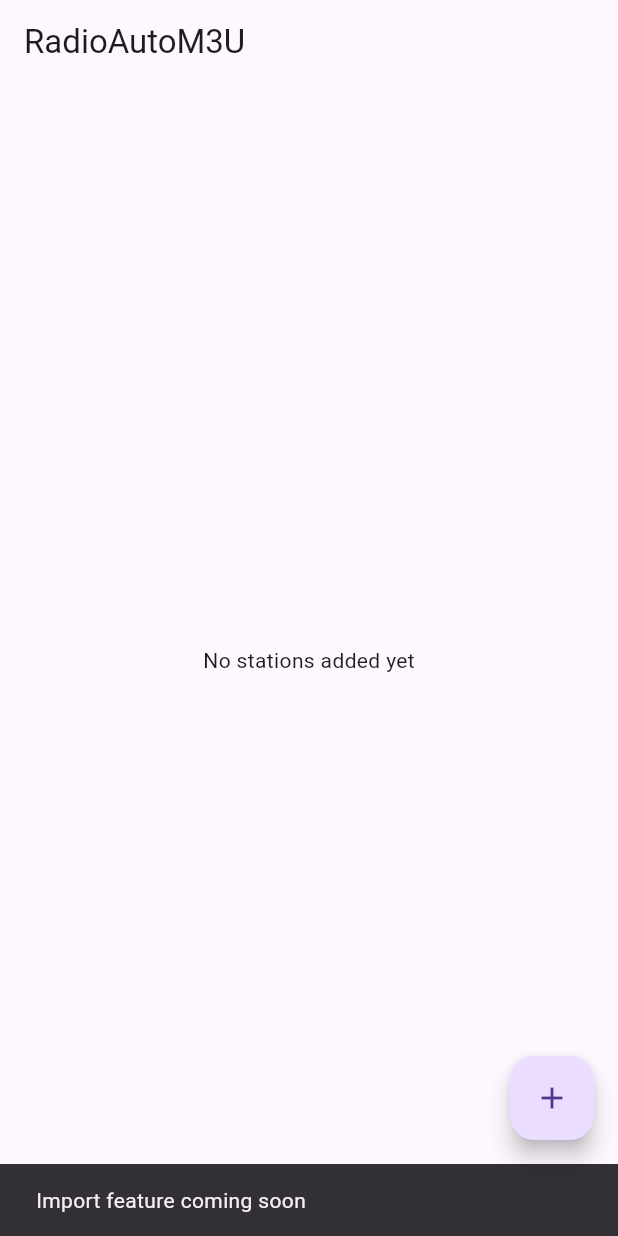
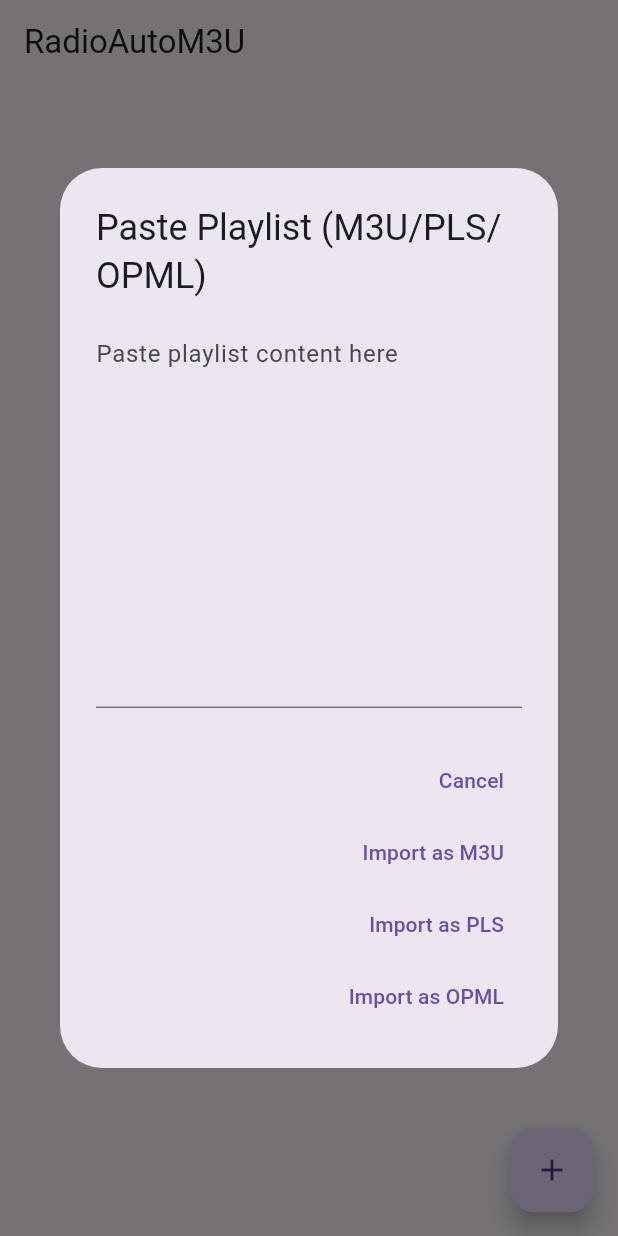
Before and after one commit to michaelcini/RadioAutoM3u, a Flutter app: the screen it shows after launch, after a tap on the "add" icon, on a phone screen of 412 x 824 dp. Run offline on Flutter 3.47's test engine with Material 3 defaults, Android fonts, the phone set to English and light mode, and no system bars; our stand-ins replace audio_service, just_audio, shared_preferences.

Commit message:
Update main.dart

```diff
--- a/lib/main.dart
+++ b/lib/main.dart
@@ -36,7 +36,7 @@ class _StationsPageState extends State<StationsPage> {
   @override
   void initState() {
     super.initState();
-    stationsFuture = repo.loadStations(); // returns Future<List<Station>>
+    stationsFuture = repo.loadStations();
   }
 
   void _importM3U(String content) async {
@@ -89,12 +89,12 @@ class _StationsPageState extends State<StationsPage> {
               final station = stations[index];
               return ListTile(
                 leading: station.logo != null
-                    ? Image.network(station.logo!, width: 40, height: 40, errorBuilder: (_, __, ___) => const Icon(Icons.radio))
+                    ? Image.network(station.logo!,
+                        width: 40, height: 40, errorBuilder: (_, __, ___) => const Icon(Icons.radio))
                     : const Icon(Icons.radio),
                 title: Text(station.name),
                 subtitle: Text(station.url),
                 onTap: () {
-                  // TODO: connect with player later
                   ScaffoldMessenger.of(context).showSnackBar(
                     SnackBar(content: Text("Would play: ${station.name}")),
                   );
@@ -106,11 +106,54 @@ class _StationsPageState extends State<StationsPage> {
       ),
       floatingActionButton: FloatingActionButton(
         child: const Icon(Icons.add),
-        onPressed: () {
-          // TODO: Hook with file picker / text input to import m3u/pls/opml
-          ScaffoldMessenger.of(context).showSnackBar(
-            const SnackBar(content: Text("Import feature coming soon")),
+        onPressed: () async {
+          final controller = TextEditingController();
+          final result = await showDialog<String>(
+            context: context,
+            builder: (context) {
+              return AlertDialog(
+                title: const Text("Paste Playlist (M3U/PLS/OPML)"),
+                content: TextField(
+                  controller: controller,
+                  decoration: const InputDecoration(
+                    hintText: "Paste playlist content here",
+                  ),
+                  maxLines: 10,
+                ),
+                actions: [
+                  TextButton(
+                    child: const Text("Cancel"),
+                    onPressed: () => Navigator.pop(context),
+                  ),
+                  TextButton(
+                    child: const Text("Import as M3U"),
+                    onPressed: () => Navigator.pop(context, "m3u"),
+                  ),
+                  TextButton(
+                    child: const Text("Import as PLS"),
+                    onPressed: () => Navigator.pop(context, "pls"),
+                  ),
+                  TextButton(
+                    child: const Text("Import as OPML"),
+                    onPressed: () => Navigator.pop(context, "opml"),
+                  ),
+                ],
+              );
+            },
           );
+
+          if (result != null) {
+            final text = controller.text.trim();
+            if (text.isNotEmpty) {
+              if (result == "m3u") {
+                _importM3U(text);
+              } else if (result == "pls") {
+                _importPLS(text);
+              } else if (result == "opml") {
+                _importOPML(text);
+              }
+            }
+          }
         },
       ),
     );
```
